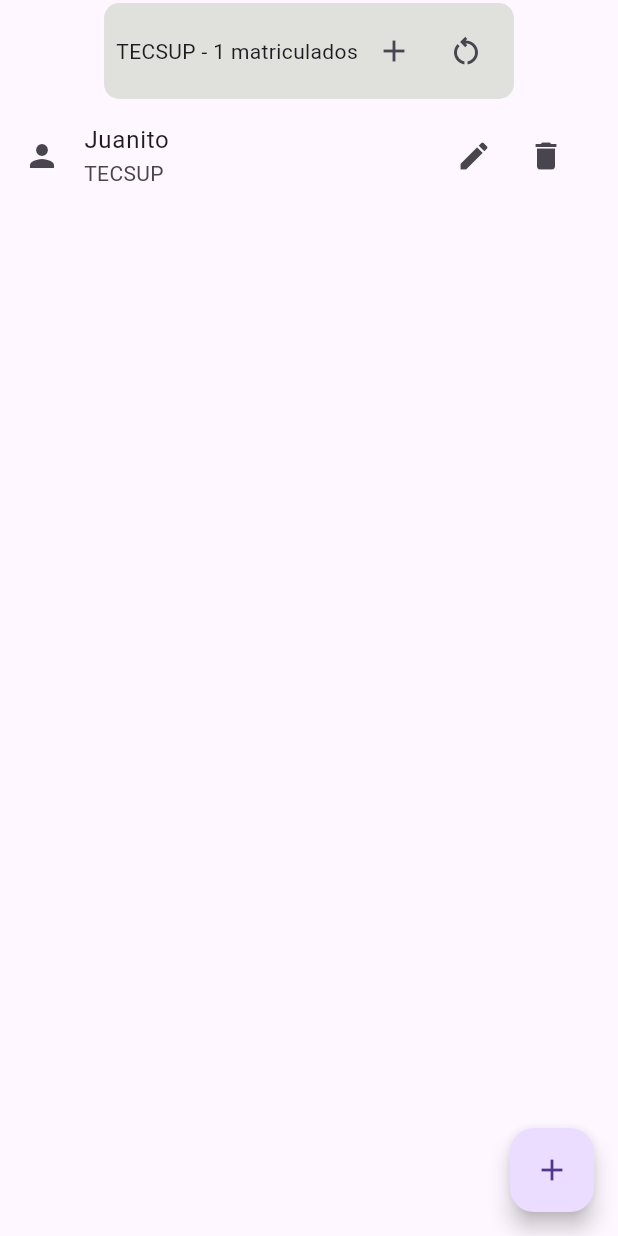
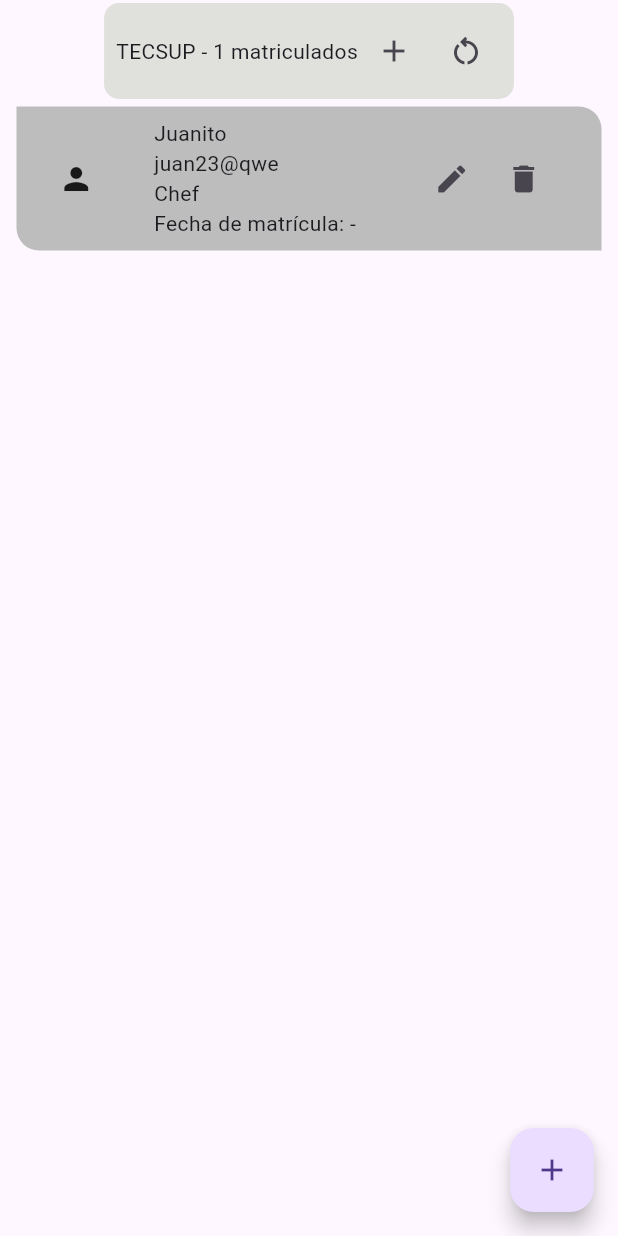
Before and after one commit to fr4nsgallegos/matriculasappg8, a Flutter app: the screen it shows after launch, after a tap on the "add" icon, on a phone screen of 412 x 824 dp. Run offline on Flutter 3.47's test engine with Material 3 defaults, Android fonts, the phone set to English and light mode, and no system bars.

Commit message:
clear matriculas

```diff
--- a/lib/pages/matricula_page.dart
+++ b/lib/pages/matricula_page.dart
@@ -84,7 +84,8 @@ class _MatriculaPageState extends State<MatriculaPage> {
         child: Icon(Icons.add),
       ),
       body: SafeArea(
-        child: Center(
+        child: Padding(
+          padding: const EdgeInsets.only(left: 8, right: 8, bottom: 8),
           child: ListView(
             children: [
               ...institucionesList.map(
@@ -96,11 +97,15 @@ class _MatriculaPageState extends State<MatriculaPage> {
                         cantidadMatriculas: instiSeleccionada.matriculas.length,
                         addMatricula: () {
                           instiSeleccionada.matriculas.add(
-                            MatriculaModel(alumno: alumno1, carrera: carrera1),
+                            MatriculaModel(alumno: alumno1, carrera: carrera2),
+                            // newMatricula,
                           );
                           setState(() {});
                         },
-                        restartMatriculas: () {},
+                        restartMatriculas: () {
+                          instiSeleccionada.matriculas.clear();
+                          setState(() {});
+                        },
                       ),
                       instiSeleccionada.matriculas.length == 0
                           ? Text(
@@ -112,7 +117,14 @@ class _MatriculaPageState extends State<MatriculaPage> {
                                 ...instiSeleccionada.matriculas.map(
                                   (matriculaSeleccionada) => ItemCard(
                                     name: matriculaSeleccionada.alumno.nombre,
-                                    institution: instiSeleccionada.nombre,
+                                    correo: matriculaSeleccionada.alumno.correo,
+                                    carrera:
+                                        matriculaSeleccionada.carrera.titulo,
+                                    fechaMatricula:
+                                        matriculaSeleccionada.fecha ?? "-",
+                                    // matriculaSeleccionada.fecha == null
+                                    //     ? "-"
+                                    //     : matriculaSeleccionada.fecha!,
                                     funcionDelete: () {
                                       instiSeleccionada.matriculas
                                           .remove(matriculaSeleccionada);
--- a/lib/widgets/item_card.dart
+++ b/lib/widgets/item_card.dart
@@ -2,24 +2,46 @@ import 'package:flutter/material.dart';
 
 class ItemCard extends StatelessWidget {
   String name;
-  String institution;
+  String correo;
+  String carrera;
+  String fechaMatricula;
   VoidCallback funcionDelete;
   VoidCallback funcionEdit;
   ItemCard({
     required this.name,
-    required this.institution,
+    required this.correo,
+    required this.carrera,
+    required this.fechaMatricula,
     required this.funcionDelete,
     required this.funcionEdit,
   });
 
   @override
   Widget build(BuildContext context) {
-    return ListTile(
-      leading: Icon(Icons.person),
-      title: Text(name),
-      subtitle: Text(institution),
-      trailing: Row(
-        mainAxisSize: MainAxisSize.min,
+    return Container(
+      margin: EdgeInsets.all(3),
+      padding: EdgeInsets.all(8),
+      decoration: BoxDecoration(
+        color: Colors.grey[400],
+        borderRadius: BorderRadius.only(
+          bottomLeft: Radius.circular(15),
+          topRight: Radius.circular(15),
+        ),
+      ),
+      child: Row(
+        mainAxisAlignment: MainAxisAlignment.spaceAround,
+        children: [
+          Icon(Icons.person),
+          Column(
+            crossAxisAlignment: CrossAxisAlignment.start,
+            children: [
+              Text(name),
+              Text(correo),
+              Text(carrera),
+              Text("Fecha de matrícula: $fechaMatricula")
+            ],
+          ),
+          Row(
             children: [
               IconButton(
                 icon: Icon(Icons.edit),
@@ -31,6 +53,27 @@ class ItemCard extends StatelessWidget {
               ),
             ],
           ),
+        ],
+      ),
     );
+
+    //  ListTile(
+    //   leading: Icon(Icons.person),
+    //   title: Text(name),
+    //   subtitle: Text(institution),
+    //   trailing: Row(
+    //     mainAxisSize: MainAxisSize.min,
+    //     children: [
+    //       IconButton(
+    //         icon: Icon(Icons.edit),
+    //         onPressed: funcionEdit,
+    //       ),
+    //       IconButton(
+    //         icon: Icon(Icons.delete),
+    //         onPressed: funcionDelete,
+    //       ),
+    //     ],
+    //   ),
+    // );
   }
 }
```
Lines whose indentation alone changed are shown as unchanged.
